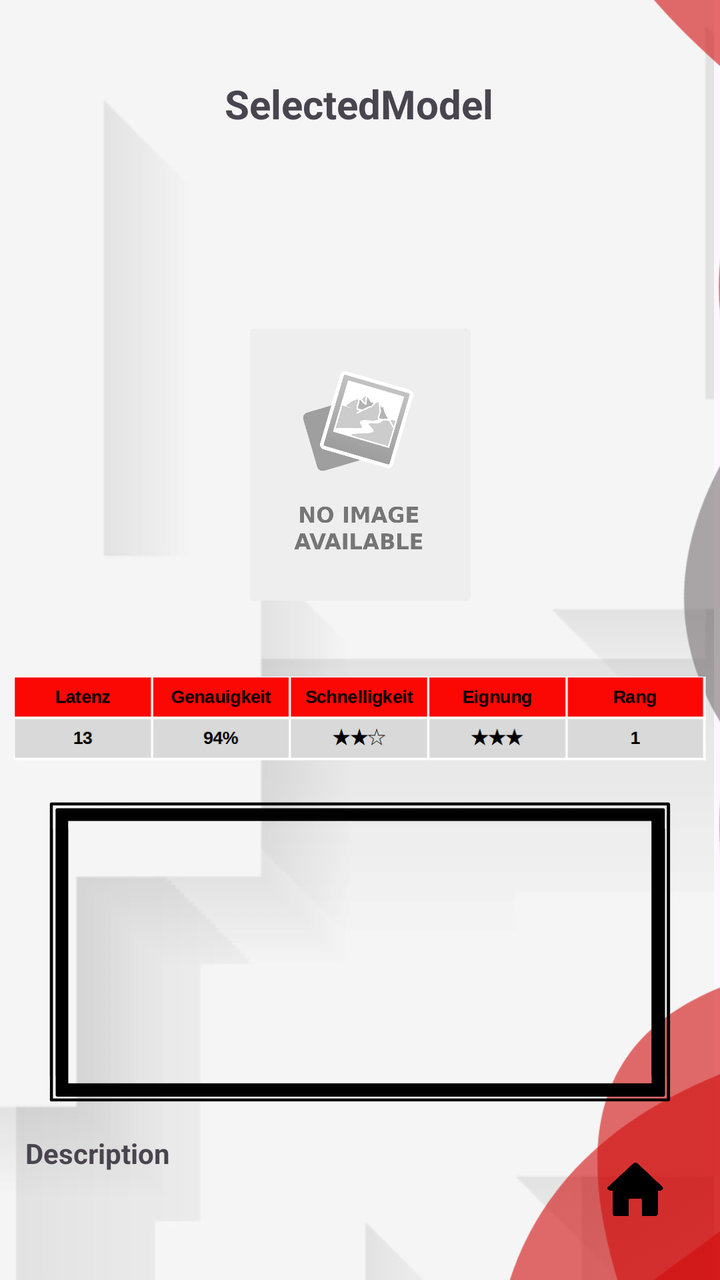
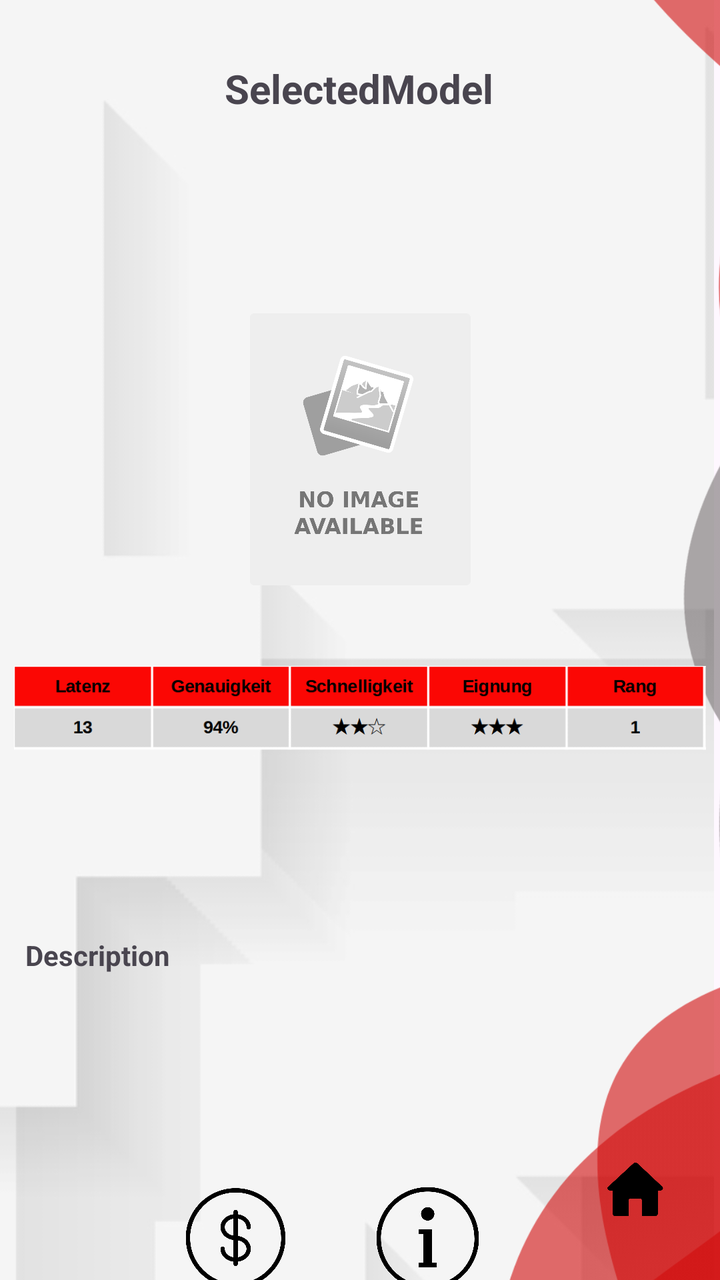

Two renders of the same Android screen: before a commit and after it. Below are the layout's source before the change and the commit's diff.
<!-- AndroidManifest.xml: application theme Theme.TrafficSceneAnalyser -->
<!-- res/layout/activity_model_info.xml -->
<?xml version="1.0" encoding="utf-8"?>
<androidx.constraintlayout.widget.ConstraintLayout xmlns:android="http://schemas.android.com/apk/res/android"
    xmlns:app="http://schemas.android.com/apk/res-auto"
    xmlns:tools="http://schemas.android.com/tools"
    android:id="@+id/main"
    android:layout_width="match_parent"
    android:layout_height="match_parent"
    tools:context=".analysisInfoPage">

    

    <ImageView
        android:id="@+id/backg"
        android:layout_width="904dp"
        android:layout_height="897dp"
        app:layout_constraintBottom_toBottomOf="parent"
        app:layout_constraintEnd_toEndOf="parent"
        app:layout_constraintTop_toTopOf="parent"
        app:layout_constraintVertical_bias="0.12"
        app:srcCompat="@drawable/background" />

    

    

    <ImageView
        android:id="@+id/imageView5"
        android:layout_width="484dp"
        android:layout_height="773dp"
        app:layout_constraintBottom_toBottomOf="parent"
        app:layout_constraintEnd_toEndOf="parent"
        app:layout_constraintHorizontal_bias="0.505"
        app:layout_constraintStart_toStartOf="parent"
        app:layout_constraintTop_toTopOf="parent"
        app:layout_constraintVertical_bias="0.941"
        app:srcCompat="@drawable/perfectlayout2" />

    <TextView
        android:id="@+id/modelInfoDescTextView"
        android:layout_width="335dp"
        android:layout_height="130dp"
        android:layout_marginTop="468dp"
        android:text="Description"
        android:textStyle="bold"
        app:layout_constraintBottom_toBottomOf="@+id/rechteck"
        app:layout_constraintEnd_toEndOf="parent"
        app:layout_constraintStart_toStartOf="parent"
        app:layout_constraintTop_toTopOf="parent" />

    <TextView
        android:id="@+id/modelInfoHeadlineTextview"
        android:layout_width="230dp"
        android:layout_height="70dp"
        android:text="SelectedModel"
        android:textAlignment="center"
        android:textSize="20sp"
        android:textStyle="bold"
        app:layout_constraintBottom_toTopOf="@+id/modelInfoDescTextView"
        app:layout_constraintEnd_toEndOf="parent"
        app:layout_constraintHorizontal_bias="0.496"
        app:layout_constraintStart_toStartOf="parent"
        app:layout_constraintTop_toTopOf="parent"
        app:layout_constraintVertical_bias="0.077" />

    <ImageView
        android:id="@+id/modelInfoLogoImageView"
        android:layout_width="271dp"
        android:layout_height="136dp"
        android:layout_marginTop="56dp"
        app:layout_constraintBottom_toTopOf="@+id/modelInfoDescTextView"
        app:layout_constraintEnd_toEndOf="parent"
        app:layout_constraintStart_toStartOf="parent"
        app:layout_constraintTop_toBottomOf="@+id/modelInfoHeadlineTextview"
        app:layout_constraintVertical_bias="0.0"
        app:srcCompat="@drawable/image_not_found" />

    <ImageView
        android:id="@+id/modelInfoBenchmarkImageView"
        android:layout_width="346dp"
        android:layout_height="78dp"
        android:layout_marginTop="50dp"
        app:layout_constraintBottom_toBottomOf="@+id/imageView5"
        app:layout_constraintEnd_toEndOf="parent"
        app:layout_constraintHorizontal_bias="0.492"
        app:layout_constraintStart_toStartOf="parent"
        app:layout_constraintTop_toTopOf="@+id/modelInfoLogoImageView"
        app:layout_constraintVertical_bias="0.298"
        app:srcCompat="@drawable/gpt_4o_tabelle" />

    <ImageButton
        android:id="@+id/hbutton"
        android:layout_width="54dp"
        android:layout_height="68dp"
        android:backgroundTint="#00FFFFFF"
        android:onClick="goToHome"
        android:scaleType="fitCenter"
        android:src="@drawable/home1"
        app:layout_constraintBottom_toBottomOf="parent"
        app:layout_constraintEnd_toEndOf="parent"
        app:layout_constraintHorizontal_bias="0.95"
        app:layout_constraintStart_toStartOf="parent"
        app:layout_constraintTop_toTopOf="parent"
        app:layout_constraintVertical_bias="0.98" />

    <ImageButton
        android:id="@+id/modelInfoCostsTextView"
        android:layout_width="91dp"
        android:layout_height="80dp"
        android:backgroundTint="#00FFFFFF"
        android:scaleType="fitCenter"
        app:layout_constraintBottom_toBottomOf="parent"
        app:layout_constraintEnd_toStartOf="@+id/modelInfoDevsTextView"
        app:layout_constraintHorizontal_bias="1.0"
        app:layout_constraintStart_toStartOf="parent"
        app:layout_constraintTop_toBottomOf="@+id/modelInfoDescTextView"
        app:srcCompat="@drawable/dollar" />

    <ImageButton
        android:id="@+id/modelInfoDevsTextView"
        android:layout_width="101dp"
        android:layout_height="91dp"
        android:backgroundTint="#00FFFFFF"
        android:scaleType="fitCenter"
        app:layout_constraintBottom_toBottomOf="parent"
        app:layout_constraintEnd_toEndOf="parent"
        app:layout_constraintHorizontal_bias="0.63"
        app:layout_constraintStart_toStartOf="parent"
        app:layout_constraintTop_toBottomOf="@+id/modelInfoDescTextView"
        app:srcCompat="@drawable/infoo" />

    <ImageView
        android:id="@+id/rechteck"
        android:layout_width="wrap_content"
        android:layout_height="wrap_content"
        android:layout_marginTop="156dp"
        app:layout_constraintEnd_toEndOf="parent"
        app:layout_constraintHorizontal_bias="0.0"
        app:layout_constraintStart_toStartOf="parent"
        app:layout_constraintTop_toTopOf="parent"
        app:srcCompat="@drawable/rechteck" />

    


</androidx.constraintlayout.widget.ConstraintLayout>
<!-- resources referenced by this layout -->
<resources>
  <!-- drawable background: png bitmap (drawable-hdpi, 37305 bytes) -->
  <!-- drawable dollar: png bitmap (drawable, 42179 bytes) -->
  <!-- drawable gpt_4o_tabelle: png bitmap (drawable, 11316 bytes) -->
  <!-- drawable home1: png bitmap (drawable, 7782 bytes) -->
  <!-- drawable image_not_found: png bitmap (drawable, 38816 bytes) -->
  <!-- drawable infoo: png bitmap (drawable, 31197 bytes) -->
  <!-- drawable perfectlayout2: png bitmap (drawable-hdpi, 51025 bytes) -->
  <!-- drawable rechteck: png bitmap (drawable, 11287 bytes) -->
  <style name="Theme.TrafficSceneAnalyser" parent="Base.Theme.TrafficSceneAnalyser" />
  <style name="Base.Theme.TrafficSceneAnalyser" parent="Theme.Material3.DayNight.NoActionBar">
          
          
      </style>
</resources>

<!-- the commit's change to res/layout/activity_model_info.xml (unified diff, before → after) -->
@@ -42,7 +42,6 @@
         android:layout_marginTop="468dp"
         android:text="Description"
         android:textStyle="bold"
-        app:layout_constraintBottom_toBottomOf="@+id/rechteck"
         app:layout_constraintEnd_toEndOf="parent"
         app:layout_constraintStart_toStartOf="parent"
         app:layout_constraintTop_toTopOf="parent" />
@@ -128,17 +127,6 @@
         app:layout_constraintTop_toBottomOf="@+id/modelInfoDescTextView"
         app:srcCompat="@drawable/infoo" />
 
-    <ImageView
-        android:id="@+id/rechteck"
-        android:layout_width="wrap_content"
-        android:layout_height="wrap_content"
-        android:layout_marginTop="156dp"
-        app:layout_constraintEnd_toEndOf="parent"
-        app:layout_constraintHorizontal_bias="0.0"
-        app:layout_constraintStart_toStartOf="parent"
-        app:layout_constraintTop_toTopOf="parent"
-        app:srcCompat="@drawable/rechteck" />
-
     
 
 
<!-- resource entries referenced after the edit -->
@@ -7,7 +7,6 @@
   <!-- drawable image_not_found: png bitmap (drawable, 38816 bytes) -->
   <!-- drawable infoo: png bitmap (drawable, 31197 bytes) -->
   <!-- drawable perfectlayout2: png bitmap (drawable-hdpi, 51025 bytes) -->
-  <!-- drawable rechteck: png bitmap (drawable, 11287 bytes) -->
   <style name="Theme.TrafficSceneAnalyser" parent="Base.Theme.TrafficSceneAnalyser" />
   <style name="Base.Theme.TrafficSceneAnalyser" parent="Theme.Material3.DayNight.NoActionBar">
           
